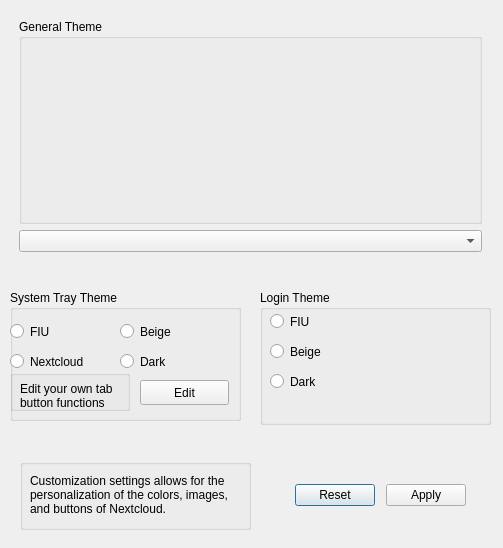
Above: src/gui/CustomizationWindow.ui from cynthiavaldes/nextcloud-3.4.2-fork before the change. Below: the same form after it.
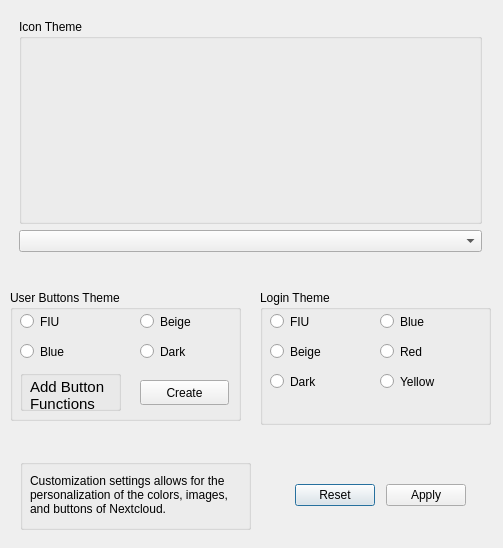
That is the form after the change. Custom widgets are drawn as their Qt base class.

Commit message: added user buttons and extra themes

```diff
--- a/src/gui/CustomizationWindow.ui
+++ b/src/gui/CustomizationWindow.ui
@@ -41,7 +41,7 @@
     <item>
      <widget class="QGroupBox" name="GeneralThemeSlideShowComboBox">
       <property name="title">
-       <string>General Theme</string>
+       <string>Icon Theme</string>
       </property>
       <widget class="OCC::SlideShow" name="GeneralThemeSlideshow" native="true">
        <property name="enabled">
@@ -174,6 +174,45 @@
         <string>Dark</string>
        </property>
       </widget>
+      <widget class="QRadioButton" name="LoginBlueRadioButton">
+       <property name="geometry">
+        <rect>
+         <x>120</x>
+         <y>20</y>
+         <width>112</width>
+         <height>23</height>
+        </rect>
+       </property>
+       <property name="text">
+        <string>Blue</string>
+       </property>
+      </widget>
+      <widget class="QRadioButton" name="LoginYellowRadioButton">
+       <property name="geometry">
+        <rect>
+         <x>120</x>
+         <y>80</y>
+         <width>112</width>
+         <height>23</height>
+        </rect>
+       </property>
+       <property name="text">
+        <string>Yellow</string>
+       </property>
+      </widget>
+      <widget class="QRadioButton" name="LoginRedRadioButton">
+       <property name="geometry">
+        <rect>
+         <x>120</x>
+         <y>50</y>
+         <width>112</width>
+         <height>23</height>
+        </rect>
+       </property>
+       <property name="text">
+        <string>Red</string>
+       </property>
+      </widget>
      </widget>
     </item>
    </layout>
@@ -220,7 +259,7 @@
     <item>
      <widget class="QGroupBox" name="ThemeSysTrayGroup">
       <property name="title">
-       <string>System Tray Theme</string>
+       <string>User Buttons Theme</string>
       </property>
       <widget class="QPushButton" name="ThemeEditButton">
        <property name="geometry">
@@ -232,14 +271,14 @@
         </rect>
        </property>
        <property name="text">
-        <string>Edit</string>
+        <string>Create</string>
        </property>
       </widget>
       <widget class="QRadioButton" name="TrayThemeFiuButton">
        <property name="geometry">
         <rect>
-         <x>0</x>
-         <y>30</y>
+         <x>10</x>
+         <y>20</y>
          <width>112</width>
          <height>23</height>
         </rect>
@@ -251,22 +290,22 @@
       <widget class="QRadioButton" name="TrayThemeNcButton">
        <property name="geometry">
         <rect>
-         <x>0</x>
-         <y>60</y>
+         <x>10</x>
+         <y>50</y>
          <width>112</width>
          <height>23</height>
         </rect>
        </property>
        <property name="text">
-        <string>Nextcloud</string>
+        <string>Blue</string>
        </property>
       </widget>
       <widget class="QRadioButton" name="TrayThemeBeigeButton">
        <property name="geometry">
         <rect>
-         <x>110</x>
-         <y>30</y>
-         <width>112</width>
+         <x>130</x>
+         <y>20</y>
+         <width>81</width>
          <height>23</height>
         </rect>
        </property>
@@ -277,9 +316,9 @@
       <widget class="QRadioButton" name="TrayThemeDarkButton">
        <property name="geometry">
         <rect>
-         <x>110</x>
-         <y>60</y>
-         <width>112</width>
+         <x>130</x>
+         <y>50</y>
+         <width>81</width>
          <height>23</height>
         </rect>
        </property>
@@ -290,9 +329,9 @@
       <widget class="QGroupBox" name="ThemeSysTrayLabelGroup">
        <property name="geometry">
         <rect>
-         <x>0</x>
+         <x>10</x>
          <y>80</y>
-         <width>120</width>
+         <width>101</width>
          <height>41</height>
         </rect>
        </property>
@@ -304,17 +343,20 @@
          <rect>
           <x>10</x>
           <y>10</y>
-          <width>111</width>
+          <width>81</width>
           <height>31</height>
          </rect>
         </property>
         <property name="font">
          <font>
-          <pointsize>9</pointsize>
+          <pointsize>11</pointsize>
          </font>
         </property>
+        <property name="layoutDirection">
+         <enum>Qt::LeftToRight</enum>
+        </property>
         <property name="text">
-         <string>Edit your own tab button functions</string>
+         <string>Add Button Functions</string>
         </property>
         <property name="wordWrap">
          <bool>true</bool>
```
Left out of the diff: 4 changed lines with no effect on the pictures.
